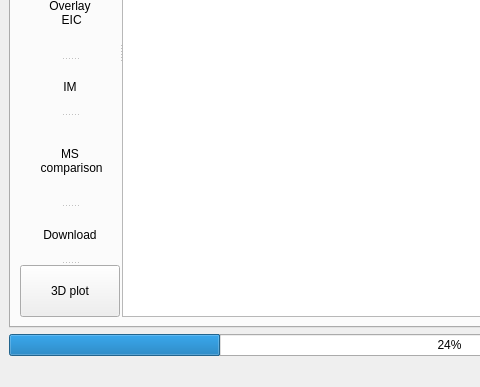
First picture: the form in ccs.ui, repository sangeeta97/ccs_find, before the edit; both pictures show x 0 to 480 and y 257 to 644 of the 899 by 644 pixel window.
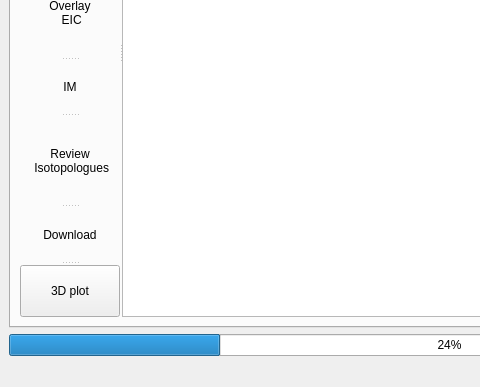
Second picture: the form after the edit. The open tabs and pages were chosen to show the change. Icons and pictures are not drawn.

Diff of the .ui file:
```diff
--- a/ccs.ui
+++ b/ccs.ui
@@ -1192,8 +1192,8 @@
            </widget>
            <widget class="QToolButton" name="distribution">
             <property name="text">
-             <string>MS 
- comparison</string>
+             <string>Review 
+ Isotopologues</string>
             </property>
             <property name="icon">
              <iconset resource="photo.qrc">
```
Left out of the diff: 4 changed lines with no effect on the pictures.
